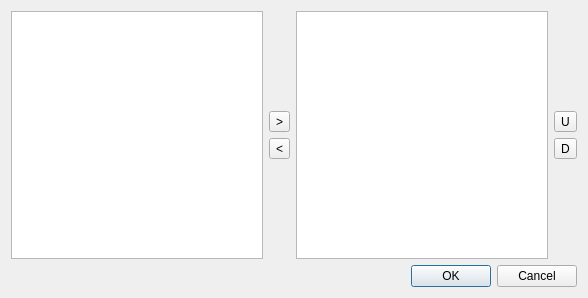
pstavirs/ostinato, file client/portstatsfilter.ui: the form before one commit.
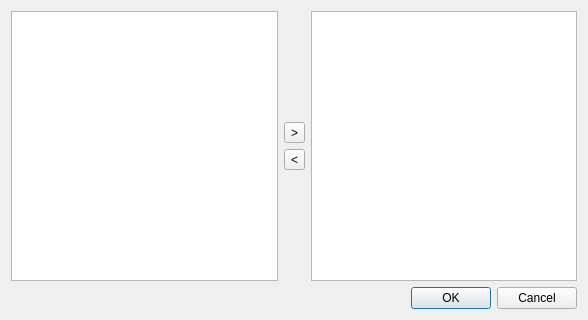
The form after the commit.

What changed in the file:
```diff
--- a/client/portstatsfilter.ui
+++ b/client/portstatsfilter.ui
@@ -6,7 +6,7 @@
     <x>0</x>
     <y>0</y>
     <width>588</width>
-    <height>298</height>
+    <height>320</height>
    </rect>
   </property>
   <property name="windowTitle" >
@@ -76,50 +76,6 @@
        </property>
       </widget>
      </item>
-     <item>
-      <layout class="QVBoxLayout" >
-       <item>
-        <spacer>
-         <property name="orientation" >
-          <enum>Qt::Vertical</enum>
-         </property>
-         <property name="sizeHint" >
-          <size>
-           <width>20</width>
-           <height>40</height>
-          </size>
-         </property>
-        </spacer>
-       </item>
-       <item>
-        <widget class="QToolButton" name="toolButton" >
-         <property name="text" >
-          <string>U</string>
-         </property>
-        </widget>
-       </item>
-       <item>
-        <widget class="QToolButton" name="toolButton_2" >
-         <property name="text" >
-          <string>D</string>
-         </property>
-        </widget>
-       </item>
-       <item>
-        <spacer>
-         <property name="orientation" >
-          <enum>Qt::Vertical</enum>
-         </property>
-         <property name="sizeHint" >
-          <size>
-           <width>20</width>
-           <height>40</height>
-          </size>
-         </property>
-        </spacer>
-       </item>
-      </layout>
-     </item>
     </layout>
    </item>
    <item>
```
Left out of the diff: 24 changed lines with no effect on the pictures.
